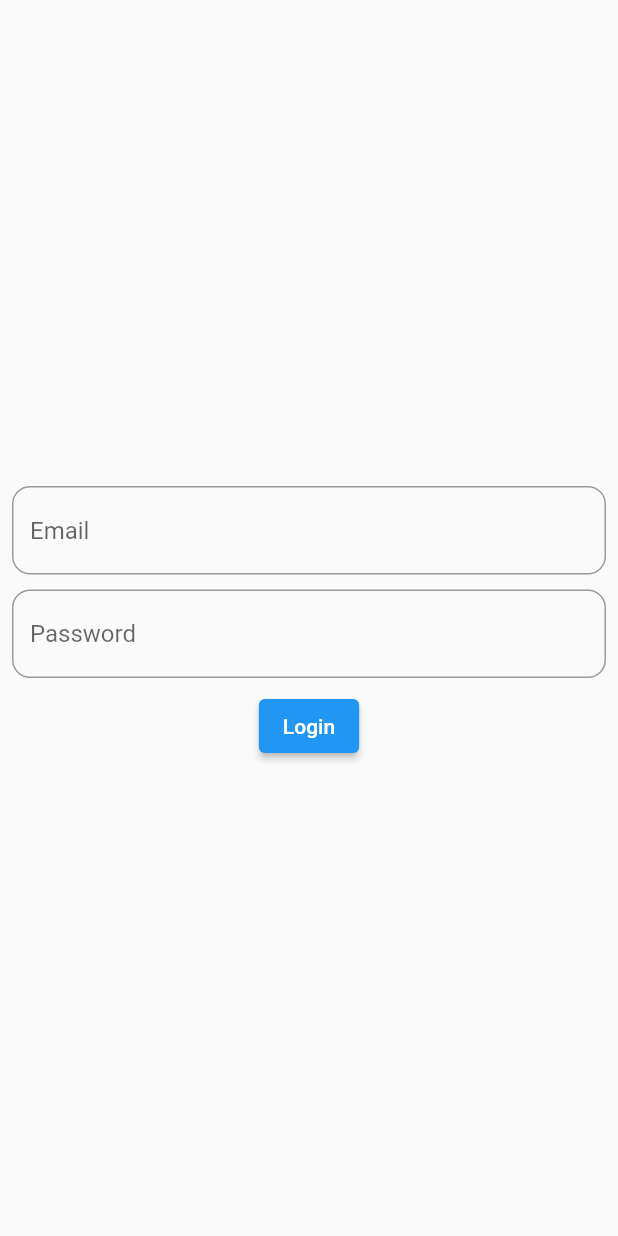
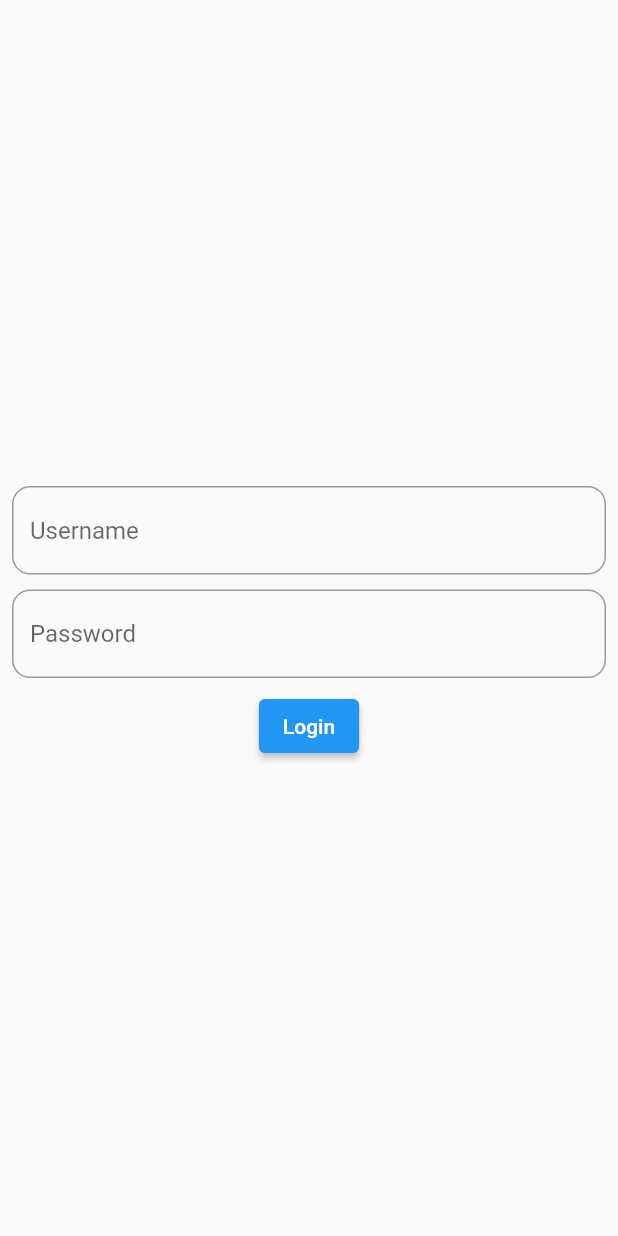
Before and after one commit to abhijeets94/task, a Flutter app: the screen it shows after launch, on a phone screen of 412 x 824 dp. Run offline on Flutter 3.47's test engine with Material 2 defaults, Android fonts, the phone set to English and light mode, and no system bars; our stand-ins replace lazy_load_scrollview, shared_preferences.

```diff
--- a/lib/screens/login_screen.dart
+++ b/lib/screens/login_screen.dart
@@ -32,7 +32,7 @@ class LoginScreen extends StatelessWidget {
                       controller: nameController,
                       keyboardType: TextInputType.emailAddress,
                       passwordField: false,
-                      hintText: "Email",
+                      hintText: "Username",
                     ),
                     const SizedBox(
                       height: 10,
--- a/pubspec.yaml
+++ b/pubspec.yaml
@@ -37,6 +37,7 @@ dependencies:
   provider: ^6.0.5
   http: ^0.13.5
   shared_preferences: ^2.0.17
+  lazy_load_scrollview: ^1.3.0
 
 dev_dependencies:
   flutter_test:
```
Also changed, not shown: lib/screens/home_screen.dart (+34 -5 lines), pubspec.lock.
